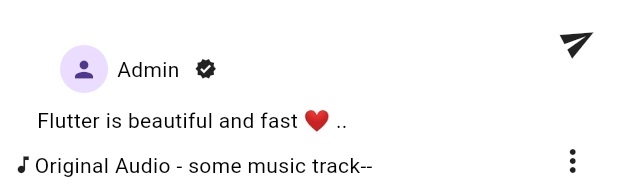
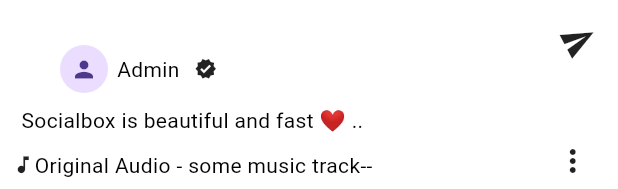
Before and after one commit to hounsouabel/socialbox, a Flutter app: the OptionsScreen widget shown alone on an empty page, opened directly, on a phone screen of 412 x 824 dp. Shown: the part 1044-1233 px from the top of the screen. Run offline on Flutter 3.47's test engine with Material 3 defaults, Android fonts, the phone set to English and light mode, and no system bars; drawn by our look-alikes of like_button; our stand-ins replace cached_network_image, card_swiper, chewie, cloud_firestore, firebase_auth, firebase_core and 8 more; missing offline and left inert: cloudinary_api, cloudinary_public, cloudinary_url_gen, firebase_app_check; accounts and stored records are empty; network calls fail.

Commit message:
Résolution des conflits et fusion de la branche 'main' dans 'abel'

```diff
--- a/lib/screens/video_screen/home_page.dart
+++ b/lib/screens/video_screen/home_page.dart
@@ -37,7 +37,7 @@
                   mainAxisAlignment: MainAxisAlignment.spaceBetween,
                   children: [
                     Text(
-                      'Flutter Shorts',
+                      'Socialbox Shorts',
                       style: TextStyle(
                         fontSize: 22,
                         fontWeight: FontWeight.w600,
--- a/lib/screens/video_screen/options_screen.dart
+++ b/lib/screens/video_screen/options_screen.dart
@@ -69,7 +69,7 @@
                     ],
                   ),
                   SizedBox(width: 6),
-                  Text('Flutter is beautiful and fast ❤ ..'),
+                  Text('Socialbox is beautiful and fast ❤ ..'),
                   SizedBox(height: 10),
                   Row(
                     children: [
```
